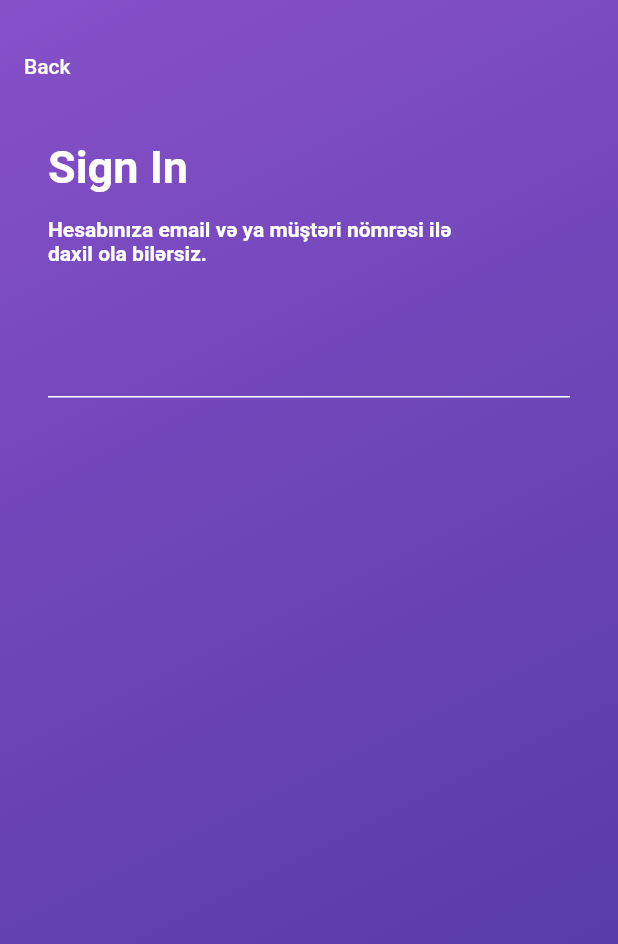
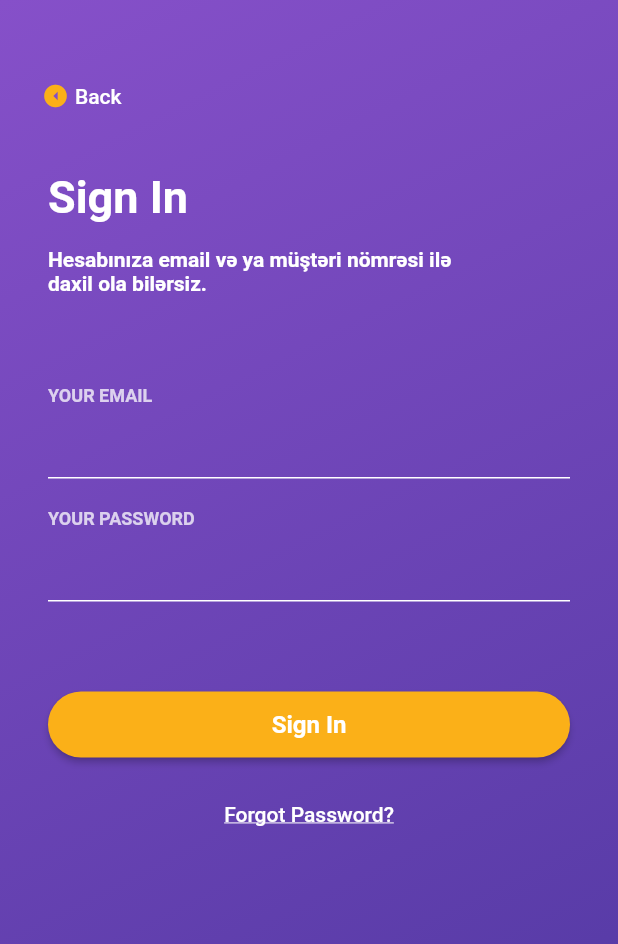
Before and after one commit to mainul99m/jetex, a Flutter app: the LoginScreen screen opened directly, on a phone screen of 412 x 824 dp. Shown: the top 944 px of the screen. Run offline on Flutter 3.47's test engine with Material 2 defaults, Android fonts, the phone set to English and light mode, and no system bars.

Commit message:
add all auth screen ui

```diff
--- a/lib/main.dart
+++ b/lib/main.dart
@@ -1,6 +1,8 @@
 import 'package:flutter/material.dart';
 import 'package:jetex_app/ui/screens/auth/welcome_screen.dart';
 import 'package:jetex_app/ui/screens/auth/login_screen.dart';
+
+import 'ui/screens/auth/welcome_screen.dart';
 
 void main() {
   runApp(MyApp());
@@ -12,7 +14,7 @@ class MyApp extends StatelessWidget {
   Widget build(BuildContext context) {
     return MaterialApp(
       title: 'Flutter Demo',
-      home: LoginScreen(),
+      home: WelcomeScreen(),
     );
   }
 }
--- a/lib/ui/screens/auth/login_screen.dart
+++ b/lib/ui/screens/auth/login_screen.dart
@@ -1,5 +1,7 @@
 import 'package:flutter/material.dart';
 import 'package:jetex_app/utils/color_pallete.dart';
+import 'package:jetex_app/ui/widgets/widgets.dart';
+
 
 class LoginScreen extends StatelessWidget {
 
@@ -27,13 +29,29 @@ class LoginScreen extends StatelessWidget {
       child: Column(
         crossAxisAlignment: CrossAxisAlignment.start,
         children: [
-          SizedBox(height: 20,),
-          SizedBox(
+          SizedBox(height: 40,),
+          Padding(
+            padding: const EdgeInsets.symmetric(horizontal: padding-20),
+            child: SizedBox(
               width: 100,
               child: FlatButton(
-              onPressed: (){},
+                splashColor: Colors.transparent,
+                // highlightColor: Colors.transparent,
+                onPressed: (){
+                  print('working');
+                  Navigator.of(context).pop();
+                },
                 child: Row(
                   children: [
+                    RotatedBox(
+                      quarterTurns: 1,
+                      child: Icon(
+                          Icons.arrow_drop_down_circle,
+                        color: ColorPallete.sun,
+                        size: 18,
+                      ),
+                    ),
+                    SizedBox(width: 4,),
                     Text(
                       'Back',
                       style: TextStyle(
@@ -42,6 +60,7 @@ class LoginScreen extends StatelessWidget {
                     ),
                   ],
                 )
+              ),
             ),
           ),
           SizedBox(height: 26,),
@@ -67,23 +86,53 @@ class LoginScreen extends StatelessWidget {
               ),
             ),
           ),
-          SizedBox(height: 40,),
+          SizedBox(height: 60,),
           Padding(
             padding: const EdgeInsets.symmetric(horizontal: padding),
-            child: TextField(
-              decoration: InputDecoration(
-                enabledBorder: UnderlineInputBorder(
-                  borderSide: BorderSide(color: Colors.white),
+            child: CustomTextField(
+              title: 'Your Email',
             ),
-                focusedBorder: UnderlineInputBorder(
-                  borderSide: BorderSide(color: Colors.white),
           ),
-                border: UnderlineInputBorder(
-                  borderSide: BorderSide(color: Colors.white),
+          SizedBox(height: 20,),
+          Padding(
+            padding: const EdgeInsets.symmetric(horizontal: padding),
+            child: CustomTextField(
+              title: 'Your Password',
+            ),
+          ),
+
+          SizedBox(height: 60,),
+          Padding(
+            padding: EdgeInsets.symmetric(horizontal: padding),
+            child: AuthButton(
+              onPressed: (){},
+              color: ColorPallete.sun,
+              child: Text(
+                'Sign In',
+                style: TextStyle(
+                  color: Colors.white,
+                  fontWeight: FontWeight.bold,
+                  fontSize: 16
+                ),
+              ),
+            ),
+          ),
+          SizedBox(height: 14,),
+          Center(
+            child: MaterialButton(
+              onPressed: (){},
+              splashColor: Colors.transparent,
+              highlightColor: Colors.transparent,
+              child: Text(
+                'Forgot Password?',
+                style: TextStyle(
+                  color: Colors.white,
+                  decoration: TextDecoration.underline
                 ),
               ),
             ),
           )
+
         ],
       ),
     );
--- /dev/null
+++ b/lib/ui/widgets/c_text_field.dart
@@ -0,0 +1,40 @@
+import 'package:flutter/material.dart';
+import 'package:jetex_app/utils/color_pallete.dart';
+
+
+class CustomTextField extends StatelessWidget {
+
+  final String title;
+
+  const CustomTextField({Key key, @required  this.title}) : super(key: key);
+
+  @override
+  Widget build(BuildContext context) {
+    return Column(
+      crossAxisAlignment: CrossAxisAlignment.start,
+      children: [
+        Text(
+          title.toUpperCase(),
+          style: TextStyle(
+              color: ColorPallete.transparentWhite,
+              fontWeight: FontWeight.bold,
+              fontSize: 12
+          ),
+        ),
+        TextField(
+          decoration: InputDecoration(
+            enabledBorder: UnderlineInputBorder(
+              borderSide: BorderSide(color: Colors.white),
+            ),
+            focusedBorder: UnderlineInputBorder(
+              borderSide: BorderSide(color: Colors.white),
+            ),
+            border: UnderlineInputBorder(
+              borderSide: BorderSide(color: Colors.white),
+            ),
+          ),
+        ),
+      ],
+    );
+  }
+}
--- a/lib/ui/widgets/widgets.dart
+++ b/lib/ui/widgets/widgets.dart
@@ -1 +1,2 @@
 export 'auth_button.dart';
+export 'c_text_field.dart';
--- a/lib/utils/color_pallete.dart
+++ b/lib/utils/color_pallete.dart
@@ -6,4 +6,6 @@ class ColorPallete{
   static const Color DarkPurple = Color(0xFF4E37A0);
 
   static const Color sun = Color(0xFFFBB018);
+
+  static const Color transparentWhite = Color.fromRGBO(255, 255, 255, 0.75);
 }
```
Also changed, not shown: lib/ui/screens/auth/register_email_screen.dart (added, +121 -0 lines), lib/ui/screens/auth/register_screen.dart (added, +152 -0 lines), lib/ui/screens/auth/welcome_screen.dart (+9 -2 lines), pubspec.lock. Lines whose indentation alone changed are shown as unchanged.
